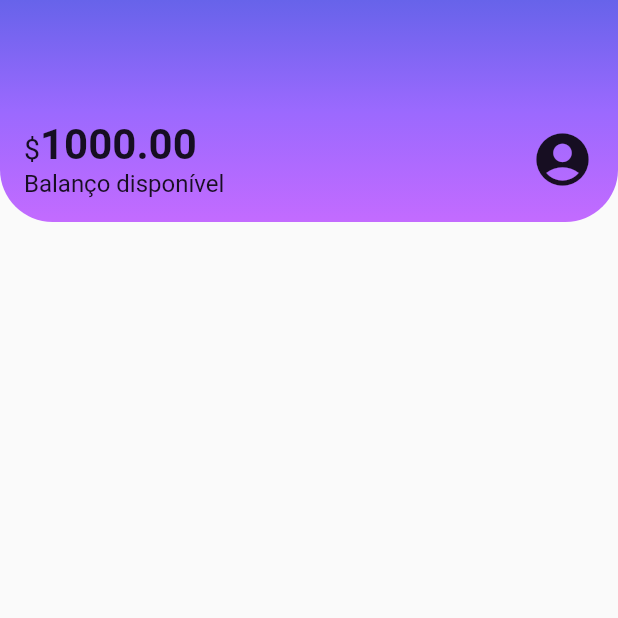
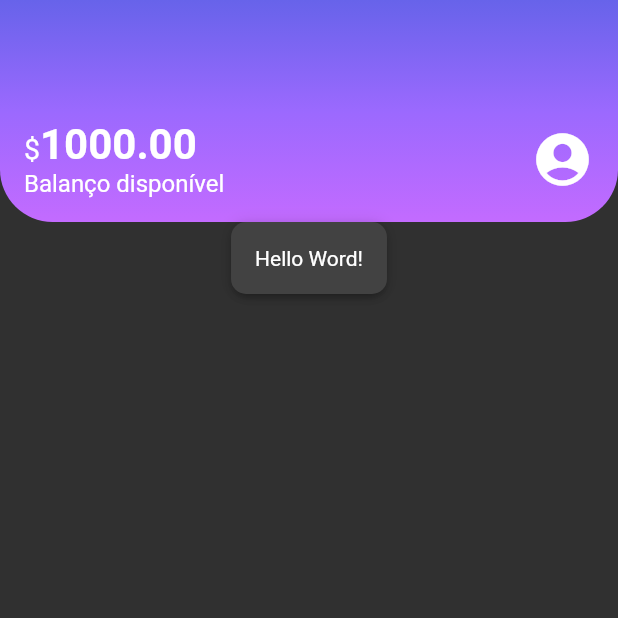
Before and after one commit to AlefMenez/Alubank, a Flutter app: the screen it shows after launch, on a phone screen of 412 x 824 dp, the top half of it. Run offline on Flutter 3.47's test engine with Material 2 defaults, Android fonts, the phone set to English and light mode, and no system bars.

Commit message:
implementando temas

```diff
--- /dev/null
+++ b/lib/components/box_card.dart
@@ -0,0 +1,19 @@
+import 'package:flutter/material.dart';
+
+class BoxCard extends StatelessWidget {
+  final Widget boxContent;
+  const BoxCard({Key? key, required this.boxContent}) : super(key: key);
+
+  @override
+  Widget build(BuildContext context) {
+    return Container(
+      padding: const EdgeInsets.all(16),
+      decoration: BoxDecoration(
+        boxShadow: kElevationToShadow[3],
+        borderRadius: BorderRadius.circular(10),
+        color: Theme.of(context).cardColor,
+      ),
+      child: boxContent,
+    );
+  }
+}
--- a/lib/main.dart
+++ b/lib/main.dart
@@ -1,4 +1,5 @@
 import 'package:alubank/screens/home_screen.dart';
+import 'package:alubank/theme/my_theme.dart';
 import 'package:flutter/material.dart';
 
 void main() {
@@ -12,6 +13,7 @@ class Alubank extends StatelessWidget {
   Widget build(BuildContext context) {
     return MaterialApp(
       title: 'Alubank',
+      theme: MyTheme,
       home: HomeScreen(),
     );
   }
--- a/lib/screens/home_screen.dart
+++ b/lib/screens/home_screen.dart
@@ -1,6 +1,7 @@
 import 'package:flutter/material.dart';
 
-import '../components/seccoes/header.dart';
+import '../components/box_card.dart';
+import '../components/sections/header.dart';
 
 class HomeScreen extends StatelessWidget {
   const HomeScreen({Key? key}) : super(key: key);
@@ -11,6 +12,9 @@ class HomeScreen extends StatelessWidget {
       body: Column(
         children: <Widget>[
           Header(),
+          BoxCard(
+            boxContent: Text("Hello Word!"),
+          )
         ],
       ),
     );
--- /dev/null
+++ b/lib/theme/my_theme.dart
@@ -0,0 +1,7 @@
+import 'package:flutter/material.dart';
+
+ThemeData MyTheme = ThemeData(
+  primarySwatch: Colors.purple,
+  primaryColor: Colors.purple,
+  brightness: Brightness.dark,
+);
```
Also changed, not shown: lib/components/sections/header.dart (renamed from lib/components/seccoes/header.dart).
